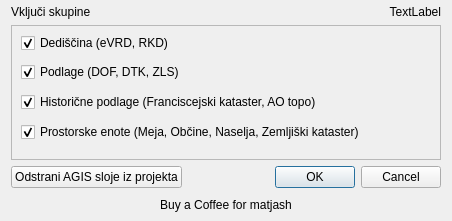
Old version of the form agis_loader/agis_load_dialog.ui in the repository matjash/AGIS.
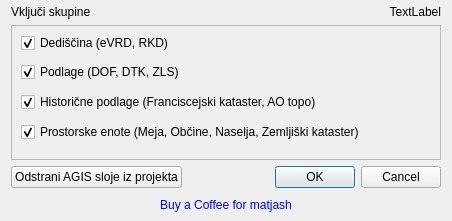
New version of the form.

```diff
--- a/agis_loader/agis_load_dialog.ui
+++ b/agis_loader/agis_load_dialog.ui
@@ -130,6 +130,97 @@
      <property name="enabled">
       <bool>true</bool>
      </property>
+     <property name="palette">
+      <palette>
+       <active>
+        <colorrole role="Text">
+         <brush brushstyle="SolidPattern">
+          <color alpha="255">
+           <red>0</red>
+           <green>0</green>
+           <blue>0</blue>
+          </color>
+         </brush>
+        </colorrole>
+        <colorrole role="ButtonText">
+         <brush brushstyle="SolidPattern">
+          <color alpha="255">
+           <red>0</red>
+           <green>0</green>
+           <blue>255</blue>
+          </color>
+         </brush>
+        </colorrole>
+        <colorrole role="PlaceholderText">
+         <brush brushstyle="SolidPattern">
+          <color alpha="128">
+           <red>0</red>
+           <green>0</green>
+           <blue>255</blue>
+          </color>
+         </brush>
+        </colorrole>
+       </active>
+       <inactive>
+        <colorrole role="Text">
+         <brush brushstyle="SolidPattern">
+          <color alpha="255">
+           <red>0</red>
+           <green>0</green>
+           <blue>0</blue>
+          </color>
+         </brush>
+        </colorrole>
+        <colorrole role="ButtonText">
+         <brush brushstyle="SolidPattern">
+          <color alpha="255">
+           <red>0</red>
+           <green>0</green>
+           <blue>255</blue>
+          </color>
+         </brush>
+        </colorrole>
+        <colorrole role="PlaceholderText">
+         <brush brushstyle="SolidPattern">
+          <color alpha="128">
+           <red>0</red>
+           <green>0</green>
+           <blue>255</blue>
+          </color>
+         </brush>
+        </colorrole>
+       </inactive>
+       <disabled>
+        <colorrole role="Text">
+         <brush brushstyle="SolidPattern">
+          <color alpha="255">
+           <red>120</red>
+           <green>120</green>
+           <blue>120</blue>
+          </color>
+         </brush>
+        </colorrole>
+        <colorrole role="ButtonText">
+         <brush brushstyle="SolidPattern">
+          <color alpha="255">
+           <red>120</red>
+           <green>120</green>
+           <blue>120</blue>
+          </color>
+         </brush>
+        </colorrole>
+        <colorrole role="PlaceholderText">
+         <brush brushstyle="SolidPattern">
+          <color alpha="128">
+           <red>0</red>
+           <green>0</green>
+           <blue>0</blue>
+          </color>
+         </brush>
+        </colorrole>
+       </disabled>
+      </palette>
+     </property>
      <property name="text">
       <string notr="true">Buy a Coffee for matjash</string>
      </property>
```
